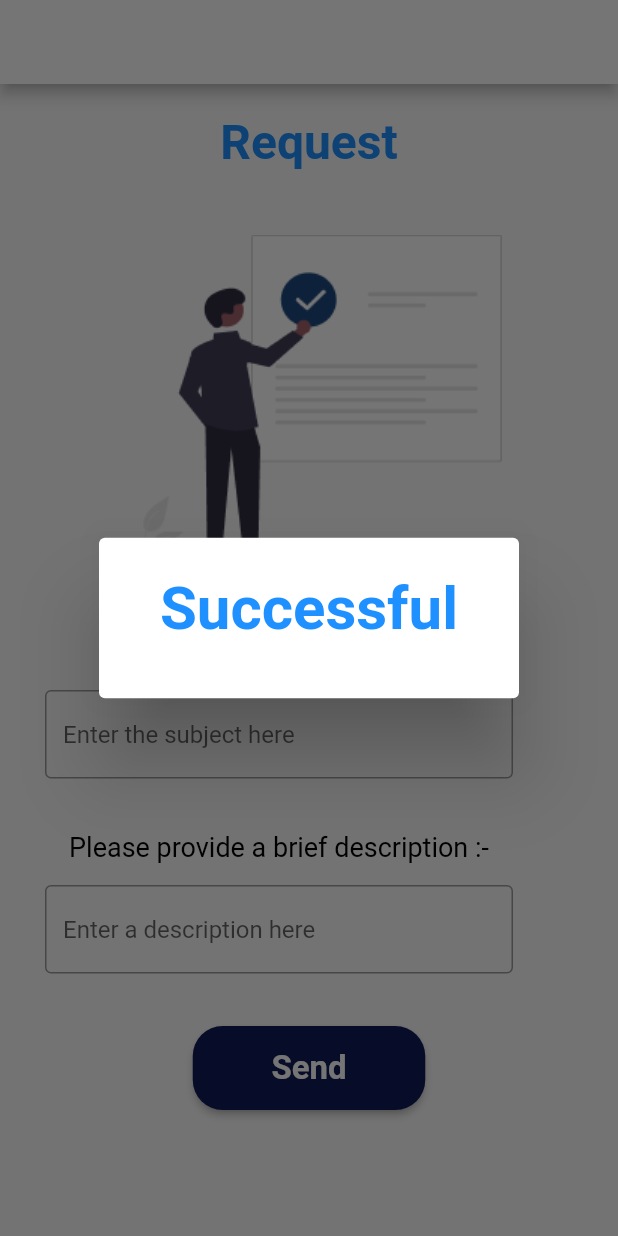
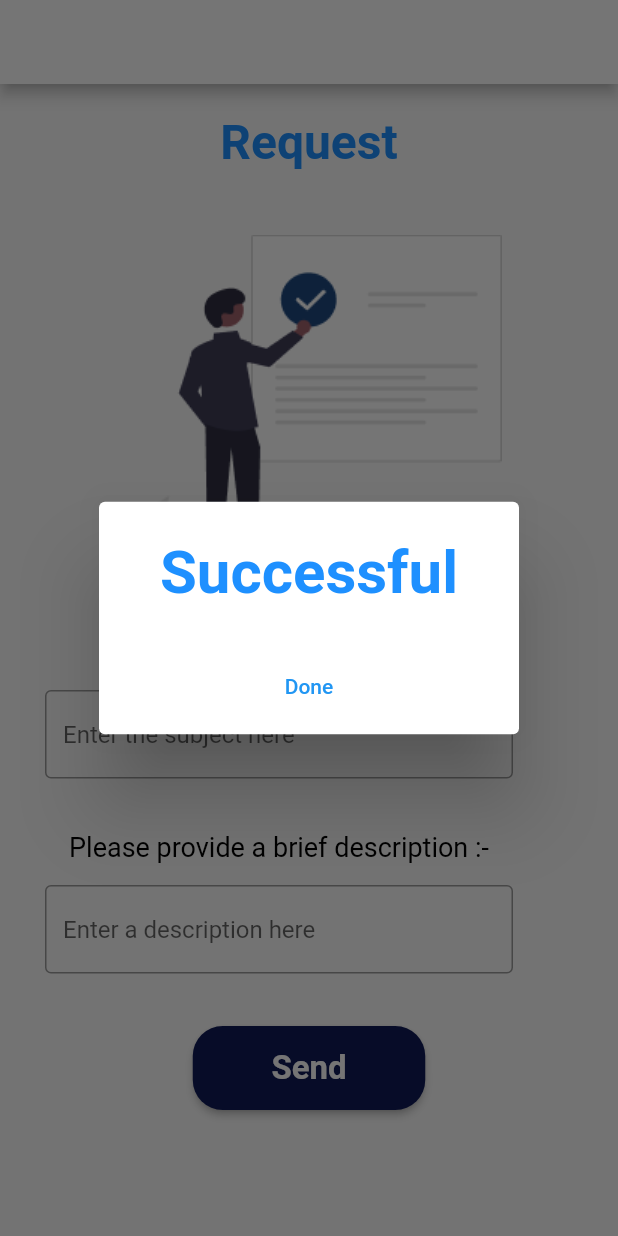
Before and after one commit to Yasodkai11/MAD, a Flutter app: the request screen opened directly, after a tap on "Send", on a phone screen of 412 x 824 dp. Run offline on Flutter 3.47's test engine with Material 2 defaults, Android fonts, the phone set to English and light mode, and no system bars; our stand-ins replace firebase_auth, quickalert; missing offline and left inert: flutter_auth; accounts and stored records are empty.

Commit message:
Done text

```diff
--- a/unity_world/lib/pages/Request/request_form.dart
+++ b/unity_world/lib/pages/Request/request_form.dart
@@ -128,7 +128,15 @@ class _requestState extends State<request> {
                               ),
 
                               actions: [
+                                TextButton(
+                                  onPressed: () {
 
+                                  },
+
+                                  child: const Center(
+                                    child: Text("Done"),
+                                  ),
+                                ),
                               ],
                             ),
                           );
```
